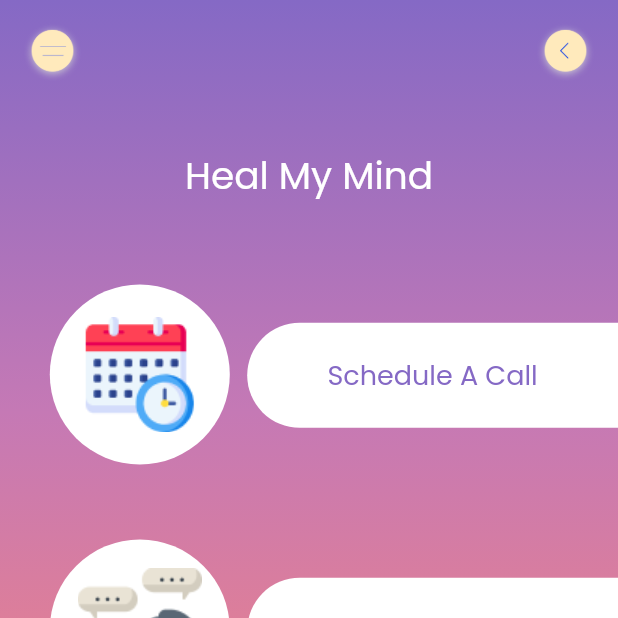
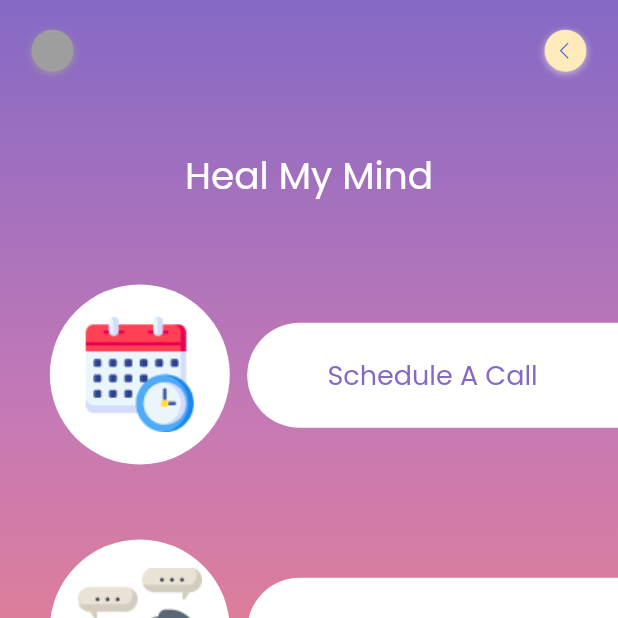
Before and after one commit to IVARA-Application/IV-APP-DEV-TEAM-2, a Flutter app: the screen it shows once a user with an empty profile is signed in, in the side drawer, after a tap on "Heal My Mind", on a phone screen of 412 x 824 dp, the top half of it. Run offline on Flutter 3.47's test engine with Material 2 defaults, Android fonts, the phone set to English and light mode, and no system bars; our stand-ins replace carousel_pro, chewie, cloud_firestore, dropdown_formfield, firebase_auth, firebase_core and 8 more; missing offline and left inert: condition, flutter_glow; accounts and stored records are empty.

Commit message:
Update heal_my_mind.dart

```diff
--- a/lib/student_screens/student_homepage/navbar section/heal my mind/heal_my_mind.dart
+++ b/lib/student_screens/student_homepage/navbar section/heal my mind/heal_my_mind.dart
@@ -55,6 +55,7 @@ class HealMyMindPage extends StatelessWidget {
                                 width: 40,
                                 height: 40,
                                 fit: BoxFit.cover,
+                                color: Colors.grey,
                               ),
                             ),
                           ),
@@ -69,6 +70,7 @@ class HealMyMindPage extends StatelessWidget {
                                 width: 40,
                                 height: 40,
                                 fit: BoxFit.cover,
+                                colorBlendMode: BlendMode.darken,
                               ),
                             ),
                           ),
```
